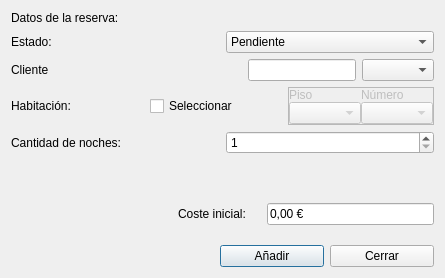
The window that Componentes_Visuales/Ventana_Nueva_Reserva/aniadirreserva.ui (Dennis-Villa/Gestor_Hotelero) describes before a commit, drawn with Qt 5.
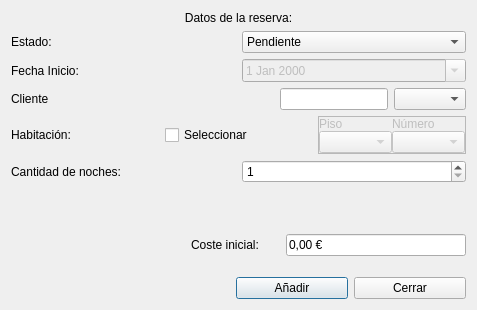
The same window after the commit.

What changed in the file:
```diff
--- a/Componentes_Visuales/Ventana_Nueva_Reserva/aniadirreserva.ui
+++ b/Componentes_Visuales/Ventana_Nueva_Reserva/aniadirreserva.ui
@@ -6,8 +6,8 @@
    <rect>
     <x>0</x>
     <y>0</y>
-    <width>445</width>
-    <height>278</height>
+    <width>477</width>
+    <height>310</height>
    </rect>
   </property>
   <property name="windowTitle">
@@ -19,6 +19,9 @@
      <property name="text">
       <string>Datos de la reserva:</string>
      </property>
+     <property name="alignment">
+      <set>Qt::AlignmentFlag::AlignCenter</set>
+     </property>
     </widget>
    </item>
    <item>
@@ -51,6 +54,27 @@
      </item>
     </layout>
    </item>
+   <item>
+    <layout class="QHBoxLayout" name="horizontalLayout_6">
+     <item>
+      <widget class="QLabel" name="label_9">
+       <property name="text">
+        <string>Fecha Inicio:</string>
+       </property>
+      </widget>
+     </item>
+     <item>
+      <widget class="QDateEdit" name="dateEditInicio">
+       <property name="enabled">
+        <bool>false</bool>
+       </property>
+       <property name="calendarPopup">
+        <bool>true</bool>
+       </property>
+      </widget>
+     </item>
+    </layout>
+   </item>
    <item>
     <layout class="QHBoxLayout" name="horizontalLayout_2" stretch="1,1,0,0">
      <item>
```
